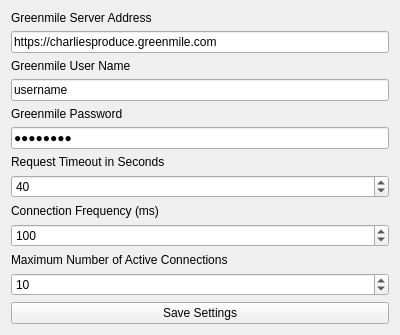
First picture: the form in Bridge/Greenmile/greenmileconfigwidget.ui, repository ademarest/GreenmileBridge, before the edit.
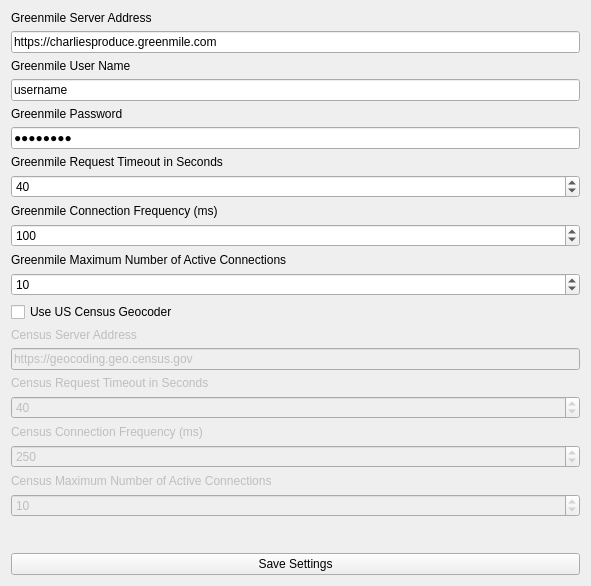
Second picture: the form after the edit.

Commit message: DEVEL: Added census geocoding class. Settings in GMConfig.

What changed in the file:
```diff
--- a/Bridge/Greenmile/greenmileconfigwidget.ui
+++ b/Bridge/Greenmile/greenmileconfigwidget.ui
@@ -6,8 +6,8 @@
    <rect>
     <x>0</x>
     <y>0</y>
-    <width>400</width>
-    <height>315</height>
+    <width>591</width>
+    <height>586</height>
    </rect>
   </property>
   <property name="windowTitle">
@@ -16,10 +16,106 @@
   <layout class="QGridLayout" name="gridLayout_2">
    <item row="0" column="0">
     <layout class="QGridLayout" name="gridLayout">
+     <item row="17" column="0">
+      <widget class="QLabel" name="censusConnectionFreqLabel">
+       <property name="enabled">
+        <bool>false</bool>
+       </property>
+       <property name="text">
+        <string>Census Connection Frequency (ms)</string>
+       </property>
+      </widget>
+     </item>
+     <item row="18" column="0">
+      <widget class="QSpinBox" name="censusConnectionFreqMSSpinBox">
+       <property name="enabled">
+        <bool>false</bool>
+       </property>
+       <property name="minimum">
+        <number>1</number>
+       </property>
+       <property name="maximum">
+        <number>9000</number>
+       </property>
+       <property name="value">
+        <number>250</number>
+       </property>
+      </widget>
+     </item>
+     <item row="16" column="0">
+      <widget class="QSpinBox" name="censusRequestTimeoutSpinBox">
+       <property name="enabled">
+        <bool>false</bool>
+       </property>
+       <property name="minimum">
+        <number>1</number>
+       </property>
+       <property name="maximum">
+        <number>3600</number>
+       </property>
+       <property name="value">
+        <number>40</number>
+       </property>
+      </widget>
+     </item>
+     <item row="19" column="0">
+      <widget class="QLabel" name="censusMaxActiveConnectionsLabel">
+       <property name="enabled">
+        <bool>false</bool>
+       </property>
+       <property name="text">
+        <string>Census Maximum Number of Active Connections</string>
+       </property>
+      </widget>
+     </item>
      <item row="8" column="0">
       <widget class="QLabel" name="connectionFreqLabel">
        <property name="text">
-        <string>Connection Frequency (ms)</string>
+        <string>Greenmile Connection Frequency (ms)</string>
+       </property>
+      </widget>
+     </item>
+     <item row="15" column="0">
+      <widget class="QLabel" name="censusRequestTimeoutLabel">
+       <property name="enabled">
+        <bool>false</bool>
+       </property>
+       <property name="text">
+        <string>Census Request Timeout in Seconds</string>
+       </property>
+      </widget>
+     </item>
+     <item row="14" column="0">
+      <widget class="QLineEdit" name="censusAddressLineEdit">
+       <property name="enabled">
+        <bool>false</bool>
+       </property>
+       <property name="text">
+        <string>https://geocoding.geo.census.gov</string>
+       </property>
+      </widget>
+     </item>
+     <item row="13" column="0">
+      <widget class="QLabel" name="censusAddressLabel">
+       <property name="enabled">
+        <bool>false</bool>
+       </property>
+       <property name="text">
+        <string>Census Server Address</string>
+       </property>
+      </widget>
+     </item>
+     <item row="12" column="0">
+      <widget class="QCheckBox" name="useCensusCheckBox">
+       <property name="text">
+        <string>Use US Census Geocoder</string>
+       </property>
+      </widget>
+     </item>
+     <item row="22" column="0">
+      <widget class="QPushButton" name="saveSettingsButton">
+       <property name="text">
+        <string>Save Settings</string>
        </property>
       </widget>
      </item>
@@ -36,6 +132,13 @@
        </property>
       </widget>
      </item>
+     <item row="3" column="0">
+      <widget class="QLineEdit" name="usernameLineEdit">
+       <property name="text">
+        <string>username</string>
+       </property>
+      </widget>
+     </item>
      <item row="5" column="0">
       <widget class="QLineEdit" name="passwordLineEdit">
        <property name="text">
@@ -53,17 +156,16 @@
        </property>
       </widget>
      </item>
-     <item row="13" column="0">
-      <widget class="QPushButton" name="saveSettingsButton">
-       <property name="text">
-        <string>Save Settings</string>
+     <item row="7" column="0">
+      <widget class="QSpinBox" name="requestTimeoutSpinbox">
+       <property name="minimum">
+        <number>1</number>
        </property>
-      </widget>
-     </item>
-     <item row="3" column="0">
-      <widget class="QLineEdit" name="usernameLineEdit">
-       <property name="text">
-        <string>username</string>
+       <property name="maximum">
+        <number>9001</number>
+       </property>
+       <property name="value">
+        <number>40</number>
        </property>
       </widget>
      </item>
@@ -74,6 +176,13 @@
        </property>
       </widget>
      </item>
+     <item row="6" column="0">
+      <widget class="QLabel" name="requestTimeoutLabel">
+       <property name="text">
+        <string>Greenmile Request Timeout in Seconds</string>
+       </property>
+      </widget>
+     </item>
      <item row="2" column="0">
       <widget class="QLabel" name="usernameLabel">
        <property name="text">
@@ -81,7 +190,7 @@
        </property>
       </widget>
      </item>
-     <item row="12" column="0">
+     <item row="21" column="0">
       <spacer name="verticalSpacer">
        <property name="orientation">
         <enum>Qt::Vertical</enum>
@@ -94,26 +203,6 @@
        </property>
       </spacer>
      </item>
-     <item row="7" column="0">
-      <widget class="QSpinBox" name="requestTimeoutSpinbox">
-       <property name="minimum">
-        <number>1</number>
-       </property>
-       <property name="maximum">
-        <number>9001</number>
-       </property>
-       <property name="value">
-        <number>40</number>
-       </property>
-      </widget>
-     </item>
-     <item row="6" column="0">
-      <widget class="QLabel" name="requestTimeoutLabel">
-       <property name="text">
-        <string>Request Timeout in Seconds</string>
-       </property>
-      </widget>
-     </item>
      <item row="4" column="0">
       <widget class="QLabel" name="passwordLabel">
        <property name="text">
@@ -124,7 +213,7 @@
      <item row="10" column="0">
       <widget class="QLabel" name="maxActiveConnectionsLabel">
        <property name="text">
-        <string>Maximum Number of Active Connections</string>
+        <string>Greenmile Maximum Number of Active Connections</string>
        </property>
       </widget>
      </item>
@@ -141,6 +230,22 @@
        </property>
       </widget>
      </item>
+     <item row="20" column="0">
+      <widget class="QSpinBox" name="censusMaxActiveConnectionsSpinBox">
+       <property name="enabled">
+        <bool>false</bool>
+       </property>
+       <property name="minimum">
+        <number>1</number>
+       </property>
+       <property name="maximum">
+        <number>9001</number>
+       </property>
+       <property name="value">
+        <number>10</number>
+       </property>
+      </widget>
+     </item>
     </layout>
    </item>
   </layout>
```
The commit also changes 9 other files.
